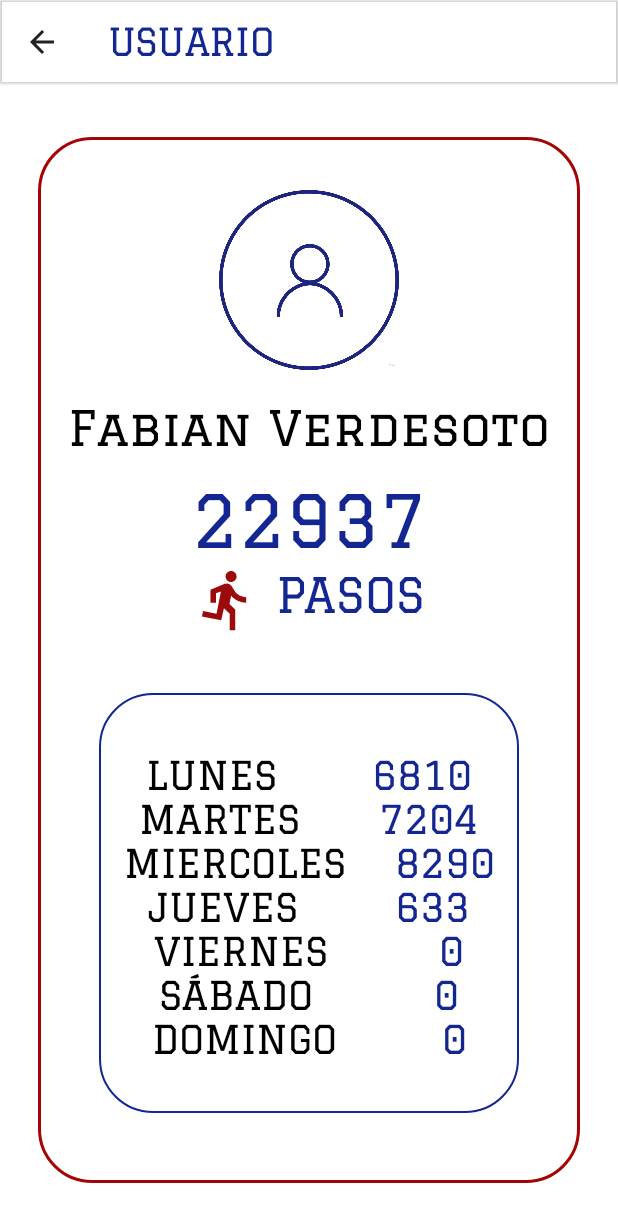
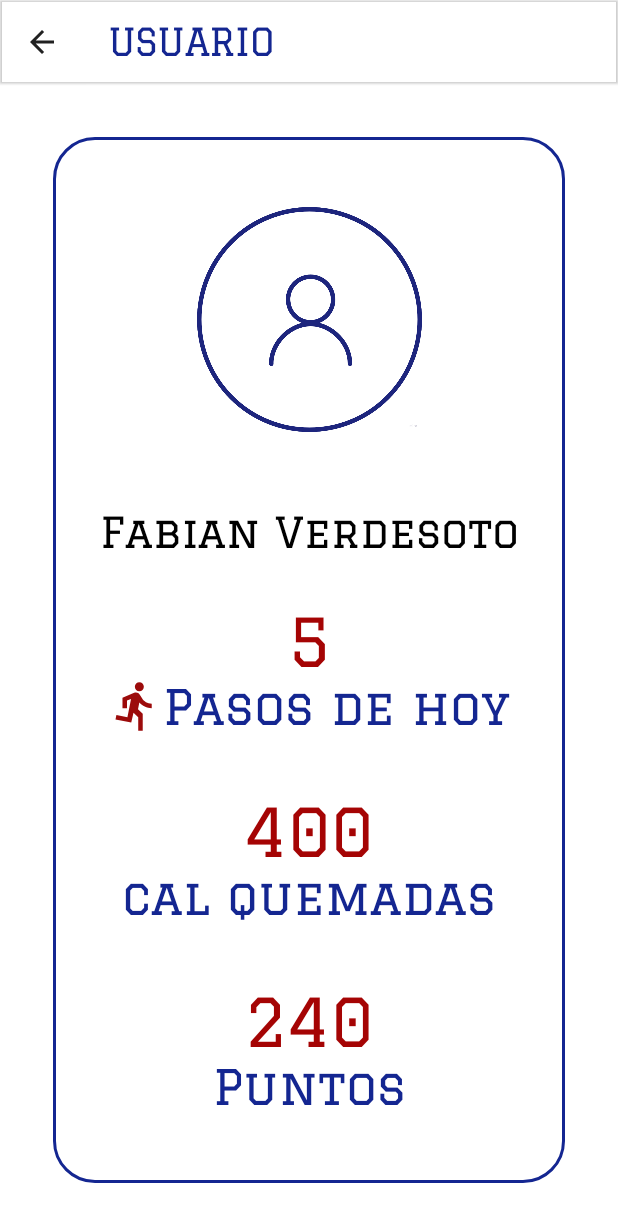
Before and after one commit to FabianeloV/Slan2023App, an Android app built with Jetpack Compose: the UserScreen screen opened through its navigation route, on a phone screen of 412 x 824 dp. Shown: the top 1222 px of the screen. Run offline under Robolectric (Android 15) with nearby library versions, the phone set to English and light mode, and no system bars; our stand-ins replace Firebase (no records; nobody signed in at launch, a user with empty details on screens opened directly).

Commit message:
31/05/2023

```diff
--- a/app/src/main/java/com/example/prototiposlan/StepsPerDay.kt
+++ b/app/src/main/java/com/example/prototiposlan/StepsPerDay.kt
@@ -1,12 +1,20 @@
 package com.example.prototiposlan
 
-sealed class StepsPerDay(val day:String, val steps:Int){
+import android.icu.util.Calendar
+import androidx.lifecycle.ViewModel
 
-    object Lunes :StepsPerDay("LUNES", 6810)
-    object Martes :StepsPerDay("MARTES", 7204)
-    object Miercoles :StepsPerDay("MIERCOLES", 8290)
-    object Jueves :StepsPerDay("JUEVES", 633)
-    object Viernes :StepsPerDay("VIERNES", 0)
-    object Sabado :StepsPerDay("SÁBADO", 0)
-    object Domingo :StepsPerDay("DOMINGO", 0)
+class StepsPerDay : ViewModel() {
+    fun dayOfTheWeek(): Int {
+        val calendar = Calendar.getInstance()
+        return when (calendar.get(Calendar.DAY_OF_WEEK)) {
+            Calendar.SUNDAY -> 1
+            Calendar.MONDAY -> 2
+            Calendar.TUESDAY -> 3
+            Calendar.WEDNESDAY -> 4
+            Calendar.THURSDAY -> 5
+            Calendar.FRIDAY -> 6
+            Calendar.SATURDAY -> 7
+            else -> 0
+        }
+    }
 }
--- a/app/src/main/java/com/example/prototiposlan/screens/LoginScreen.kt
+++ b/app/src/main/java/com/example/prototiposlan/screens/LoginScreen.kt
@@ -167,7 +167,7 @@ fun LoginButton(click: () -> Unit) {
 
     OutlinedButton(
         onClick = {
-            Toast.makeText(context, "Cargando...", Toast.LENGTH_SHORT).show()
+            Toast.makeText(context, "Cargando...", Toast.LENGTH_LONG).show()
             click()
         },
         colors = ButtonDefaults.buttonColors(backgroundColor = darkblue),
--- a/app/src/main/java/com/example/prototiposlan/screens/MapScreen.kt
+++ b/app/src/main/java/com/example/prototiposlan/screens/MapScreen.kt
@@ -33,14 +33,12 @@ import com.google.maps.android.compose.rememberCameraPositionState
 
 @Composable
 fun MapScreen(navController: NavController, viewModel: MapviewModel = androidx.lifecycle.viewmodel.compose.viewModel()) {
-
     Scaffold(
         topBar = { GeneralTopBar(title = "MAPAS", navController = navController) },
         content = ({ GoogleMapScreen(viewModel, viewModel.mapMarkerValue) }),
         bottomBar = { MapBottomBar(viewModel) }
     )
 }
-
 @Composable
 fun GoogleMapScreen(coord:MapviewModel,mapMarkerValue:Int) {
     val uCuenca = com.google.android.gms.maps.model.LatLng(-2.9008975384128406, -79.01019314391168)
@@ -106,7 +104,6 @@ fun MapBottomBar(viewModel: MapviewModel) {
         }
     }
 }
-
 @Composable
 fun BottomButton(painter: Int, text: String, color: Color, click: () -> Unit) {
     Column(
--- a/app/src/main/java/com/example/prototiposlan/screens/UserScreen.kt
+++ b/app/src/main/java/com/example/prototiposlan/screens/UserScreen.kt
@@ -4,7 +4,6 @@ import androidx.compose.foundation.BorderStroke
 import androidx.compose.foundation.Image
 import androidx.compose.foundation.border
 import androidx.compose.foundation.layout.*
-import androidx.compose.foundation.shape.RoundedCornerShape
 import androidx.compose.material.*
 import androidx.compose.material.icons.Icons
 import androidx.compose.material.icons.outlined.ArrowBack
@@ -16,40 +15,20 @@ import androidx.compose.ui.res.painterResource
 import androidx.compose.ui.unit.dp
 import androidx.compose.ui.unit.sp
 import androidx.navigation.NavController
+import com.example.prototiposlan.R
 import com.example.prototiposlan.StepsPerDay
+import com.example.prototiposlan.ui.theme.Shapes
 import com.example.prototiposlan.ui.theme.darkblue
 import com.example.prototiposlan.ui.theme.darkred
-import com.example.prototiposlan.R
 import com.example.prototiposlan.ui.theme.graduateFont
 
 @Composable
-fun UserScreen(navController: NavController) {
-    val stepsDays = listOf(
-        StepsPerDay.Lunes,
-        StepsPerDay.Martes,
-        StepsPerDay.Miercoles,
-        StepsPerDay.Jueves,
-        StepsPerDay.Viernes,
-        StepsPerDay.Sabado,
-        StepsPerDay.Domingo
-    )
-    val pasosLunes: Int = StepsPerDay.Lunes.steps
-    val pasosMartes: Int = StepsPerDay.Martes.steps
-    val pasosMiercoles: Int = StepsPerDay.Miercoles.steps
-    val pasosJueves: Int = StepsPerDay.Jueves.steps
-    val pasosViernes: Int = StepsPerDay.Viernes.steps
-    val pasosSabado: Int = StepsPerDay.Sabado.steps
-    val pasosDomingo: Int = StepsPerDay.Domingo.steps
-
-    val pasos =
-        pasosLunes + pasosMartes + pasosMiercoles + pasosJueves + pasosViernes + pasosSabado + pasosDomingo
-
+fun UserScreen(navController: NavController, viewModel: StepsPerDay = androidx.lifecycle.viewmodel.compose.viewModel()) {
     Scaffold(
         topBar = { GeneralTopBar(title = "USUARIO", navController = navController) },
-        content = ({ UserDialog(pasos = pasos.toString(), stepsDays) })
+        content = ({ UserContent(viewModel) })
     )
 }
-
 @Composable
 fun GeneralTopBar(title: String, navController: NavController) {
     TopAppBar(
@@ -72,103 +51,62 @@ fun GeneralTopBar(title: String, navController: NavController) {
         elevation = 1.dp
     )
 }
-
 @Composable
-fun UserDialog(pasos: String, days: List<StepsPerDay>) {
-    Box(
+fun UserContent(viewModel: StepsPerDay) {
+    Column(
+        verticalArrangement = Arrangement.Center,
+        horizontalAlignment = Alignment.CenterHorizontally,
         modifier = Modifier
             .fillMaxSize()
-            .padding(top = 35.dp, bottom = 35.dp, start = 25.dp, end = 25.dp)
-            .border(
-                border = BorderStroke(width = 2.dp, color = darkred),
-                shape = RoundedCornerShape(36.dp)
-            )
+            .padding(35.dp)
+            .border(shape = Shapes.small, border = BorderStroke(2.dp, color = darkblue))
     ) {
-        Column(
-            modifier = Modifier
-                .fillMaxSize()
-                .padding(top = 35.dp),
-            horizontalAlignment = Alignment.CenterHorizontally
-        ) {
-            Image(
-                painter = painterResource(id = R.drawable.usericon),
-                contentDescription = null,
-                modifier = Modifier.size(120.dp)
-            )
+        Image(
+            painter = painterResource(id = R.drawable.usericon),
+            contentDescription = "User icon",
+            modifier = Modifier.size(150.dp)
+        )
+        Spacer(modifier = Modifier.padding(25.dp))
 
-            Spacer(modifier = Modifier.padding(10.dp))
+        GenericUserText(text = "Fabian Verdesoto", fontSize = 28, color = Color.Black)
 
-            Text(
-                text = "Fabian Verdesoto",
-                fontSize = 32.sp,
-                fontFamily = graduateFont,
-                color = Color.Black)
+        Spacer(modifier = Modifier.padding(16.dp))
 
-            Spacer(modifier = Modifier.padding(8.dp))
+        GenericUserNumber(number = viewModel.dayOfTheWeek(), fontSize = 44, color = darkred)
 
-            Text(
-                text = pasos,
-                fontSize = 48.sp,
-                fontFamily = graduateFont,
-                color = darkblue,
-            )
+        RowWithIcon()
 
-            Spacer(modifier = Modifier.padding(2.dp))
+        Spacer(modifier = Modifier.padding(20.dp))
 
-            Row (modifier = Modifier.fillMaxWidth(), horizontalArrangement = Arrangement.Center){
-                Image(
-                    painter = painterResource(id = R.drawable.baseline_directions_run_24),
-                    contentDescription = "Runner",
-                    modifier = Modifier.size(width = 44.dp, height = 44.dp)
-                )
-                Spacer(modifier = Modifier.padding(horizontal = 5.dp))
-                Text(
-                    text = "PASOS",
-                    fontSize = 32.sp,
-                    fontFamily = graduateFont,
-                    color = darkblue,
-                )
-            }
-            Spacer(modifier = Modifier.padding(20.dp))
-            Box(
-                modifier = Modifier
-                    .border(
-                        border = BorderStroke(width = 1.dp, color = darkblue),
-                        shape = RoundedCornerShape(36.dp)
-                    )
-                    .size(280.dp)
-            ) {
-                Column(
-                    modifier = Modifier
-                        .fillMaxSize()
-                        .padding(top = 40.dp),
-                    horizontalAlignment = Alignment.CenterHorizontally
-                ) {
-                    days.forEach { item ->
-                        StepsDays(item = item)
-                    }
-                }
-            }
-        }
+        GenericUserNumber(number = 400, fontSize = 44, color = darkred)
+
+        GenericUserText(text = "cal quemadas", fontSize = 32, color = darkblue)
+
+        Spacer(modifier = Modifier.padding(20.dp))
+
+        GenericUserNumber(number = 240, fontSize = 44, color = darkred)
+
+        GenericUserText(text = "Puntos", fontSize = 32, color = darkblue)
+
     }
+}
+@Composable
+fun GenericUserText(text: String, fontSize: Int, color: Color) {
+    Text(text = text, fontSize = fontSize.sp, color = color, fontFamily = graduateFont)
 }
 
 @Composable
-fun StepsDays(item: StepsPerDay) {
+fun GenericUserNumber(number:Int, fontSize: Int, color: Color){
+    Text(text = number.toString(), fontSize = fontSize.sp, color = color, fontFamily = graduateFont)
+}
+@Composable
+fun RowWithIcon() {
     Row(modifier = Modifier.fillMaxWidth(), horizontalArrangement = Arrangement.Center) {
-        Row(modifier = Modifier.fillMaxWidth(), horizontalArrangement = Arrangement.SpaceAround) {
-            Text(
-                text = item.day,
-                fontSize = 26.sp,
-                fontFamily = graduateFont,
-                color = Color.Black
-            )
-            Text(
-                text = item.steps.toString(),
-                fontSize = 26.sp,
-                color = darkblue,
-                fontFamily = graduateFont
-            )
-        }
+        Image(
+            painter = painterResource(id = R.drawable.baseline_directions_run_24),
+            contentDescription = "Runner",
+            modifier = Modifier.size(36.dp)
+        )
+        GenericUserText(text = "Pasos de hoy", fontSize = 32, color = darkblue)
     }
 }
--- a/app/src/main/java/com/example/prototiposlan/ui/theme/Shape.kt
+++ b/app/src/main/java/com/example/prototiposlan/ui/theme/Shape.kt
@@ -5,7 +5,7 @@ import androidx.compose.material.Shapes
 import androidx.compose.ui.unit.dp
 
 val Shapes = Shapes(
-    small = RoundedCornerShape(12.dp),
+    small = RoundedCornerShape(28.dp),
     medium = RoundedCornerShape(4.dp),
     large = RoundedCornerShape(0.dp)
 )
```
